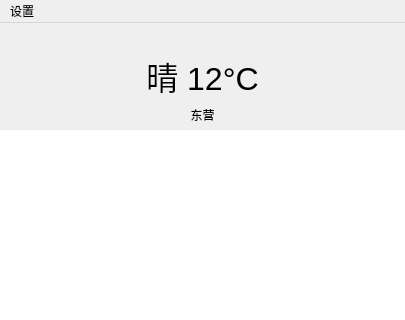
Before: the Qt Designer form ui/window.ui in 7emini/weather, drawn with Qt 5; both pictures show x 0 to 405 and y 0 to 320 of the 405 by 500 pixel window.
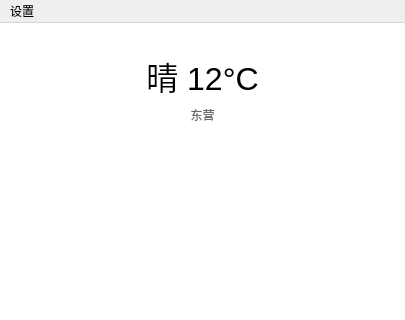
After: the same form once the commit is applied. Icons and pictures are not drawn.

Diff of the .ui file:
```diff
--- a/ui/window.ui
+++ b/ui/window.ui
@@ -19,7 +19,8 @@
   </property>
   <widget class="QWidget" name="centralwidget">
    <property name="styleSheet">
-    <string notr="true"/>
+    <string notr="true">#centralwidget{background-color:#fff}
+#ui_city_label{color:#696969}</string>
    </property>
    <layout class="QVBoxLayout" name="verticalLayout_2">
     <property name="leftMargin">
```
Left out of the diff: 9 changed lines with no effect on the pictures.
